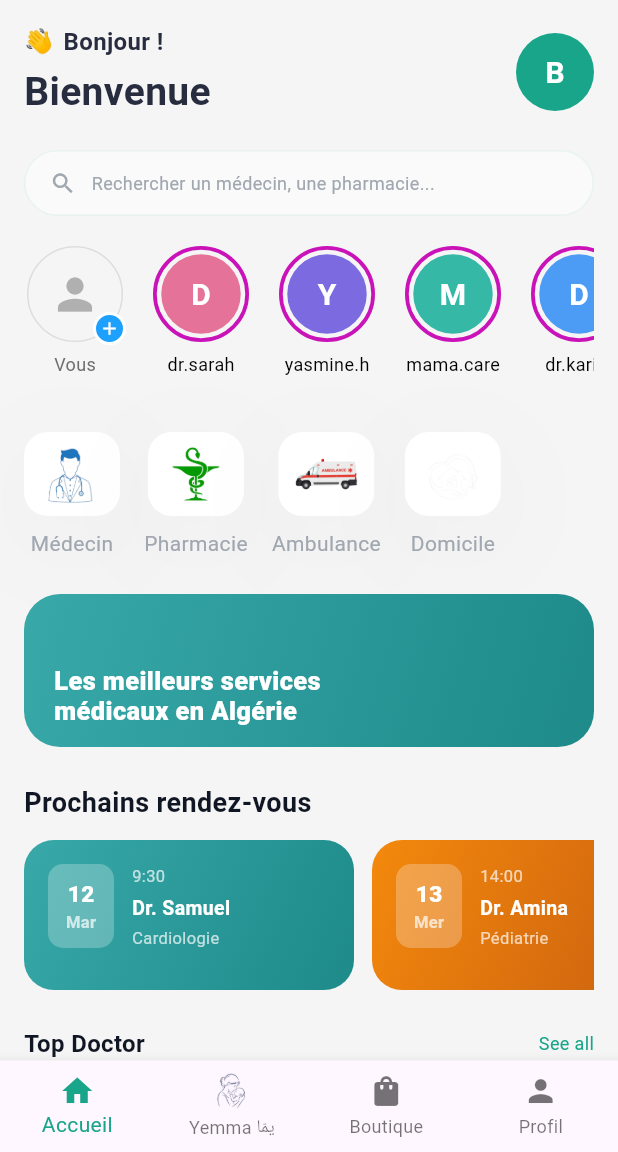
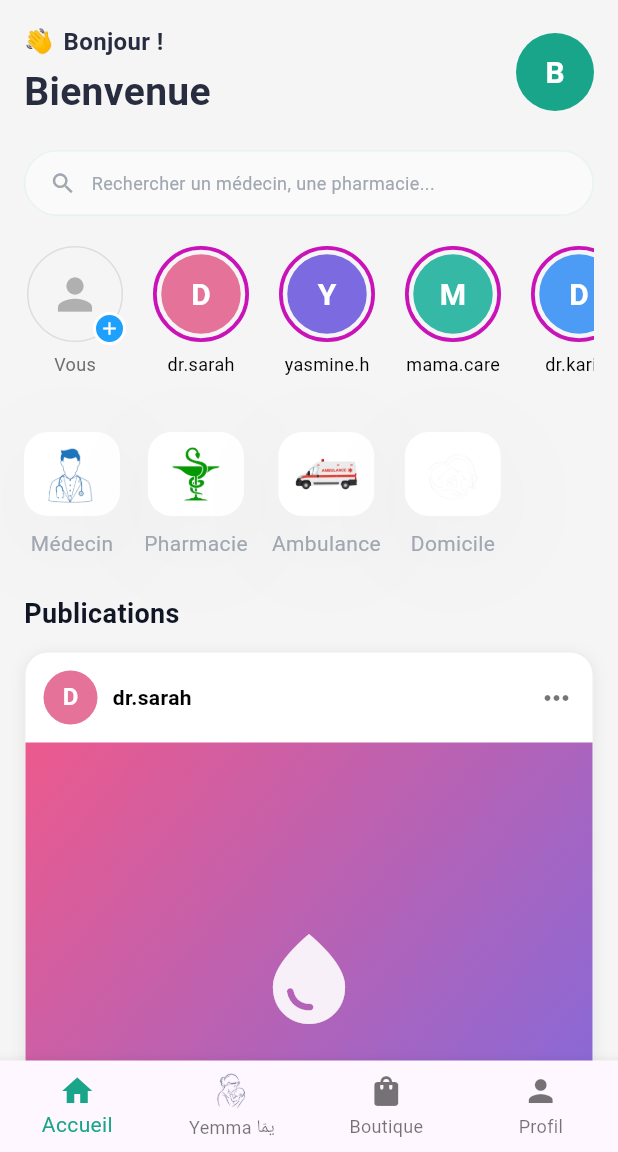
Before and after one commit to pfemoonbou-netizen/medicaclic, a Flutter app: the HomeScreen screen opened by its route, on a phone screen of 412 x 824 dp, the part 84-1236 px from its top. Run offline on Flutter 3.47's test engine with Material 3 defaults, Android fonts, the phone set to English and light mode, and no system bars; our stand-ins replace file_picker, flutter_map, geolocator, go_router, image_picker, latlong2 and 2 more; accounts and stored records are empty.

Commit message:
Remplacer bandeau vert + rendez-vous par un fil de publications
- Supprime le bandeau promo et la section "Prochains rendez-vous" de l'accueil
- Ajoute un fil de posts style reseau social (like, commentaires, sponsor)
- Cartes propres sans images reseau

Co-Authored-By: Claude Opus 4.6 <noreply@anthropic.com>
Claude-Session: https://claude.ai/code/session_011W2p4idtsPLUqPjXsb6riq

```diff
--- a/lib/screens/home/home_screen.dart
+++ b/lib/screens/home/home_screen.dart
@@ -2,6 +2,7 @@ import 'package:flutter/material.dart';
 import 'package:provider/provider.dart';
 import '../../config/supabase_config.dart';
 import 'widgets/stories_bar.dart';
+import 'widgets/social_feed.dart';
 import '../../providers/doctor_provider.dart';
 import '../../providers/yemma_provider.dart';
 import '../../utils/app_colors.dart';
@@ -359,35 +360,7 @@ class _HomeScreenState extends State<HomeScreen> {
             ),
           ),
           const SizedBox(height: 24),
-          _promoBanner(),
-          const SizedBox(height: 24),
-          const Text('Prochains rendez-vous', style: TextStyle(color: _darkText, fontSize: 18, fontWeight: FontWeight.bold)),
-          const SizedBox(height: 12),
-          SizedBox(
-            height: 100,
-            child: ListView(
-              scrollDirection: Axis.horizontal,
-              children: [
-                _appointmentCard(
-                  name: 'Dr. Samuel',
-                  specialty: 'Cardiologie',
-                  time: '9:30',
-                  day: 'Mar',
-                  date: '12',
-                  gradient: const [Color(0xFF38A8A8), Color(0xFF1E8A8A)],
-                ),
-                const SizedBox(width: 12),
-                _appointmentCard(
-                  name: 'Dr. Amina',
-                  specialty: 'Pédiatrie',
-                  time: '14:00',
-                  day: 'Mer',
-                  date: '13',
-                  gradient: const [Color(0xFFF4890D), Color(0xFFC65C0F)],
-                ),
-              ],
-            ),
-          ),
+          const SocialFeed(),
           const SizedBox(height: 24),
           Row(
             mainAxisAlignment: MainAxisAlignment.spaceBetween,
--- /dev/null
+++ b/lib/screens/home/widgets/social_feed.dart
@@ -0,0 +1,198 @@
+import 'package:flutter/material.dart';
+
+/// Fil de publications (style réseau social) pour les influenceurs / pros
+/// santé. Cartes propres, sans images réseau (visuels dégradés + icônes).
+class SocialFeed extends StatelessWidget {
+  const SocialFeed({super.key});
+
+  static const List<_Post> _posts = [
+    _Post(
+      user: 'dr.sarah',
+      avatarColor: Color(0xFFE57399),
+      caption: "Pensez à bien vous hydrater pendant la grossesse 💧 Au moins 1,5L d'eau par jour pour vous et bébé.",
+      likes: 128,
+      comments: 16,
+      timeAgo: 'il y a 30 min',
+      imageColors: [Color(0xFFEC5A8D), Color(0xFF7C6BE0)],
+      imageIcon: Icons.water_drop,
+      sponsored: true,
+    ),
+    _Post(
+      user: 'mama.care',
+      avatarColor: Color(0xFF35B8A6),
+      caption: "Le portage physiologique renforce le lien avec votre bébé et facilite son sommeil 🤱",
+      likes: 342,
+      comments: 41,
+      timeAgo: 'il y a 2 h',
+      imageColors: [Color(0xFF35B8A6), Color(0xFF4C9BF5)],
+      imageIcon: Icons.child_friendly,
+      sponsored: false,
+    ),
+    _Post(
+      user: 'dr.karim',
+      avatarColor: Color(0xFF4C9BF5),
+      caption: "3 étirements simples pour soulager le mal de dos au bureau. Enregistrez ce post ! 🧘",
+      likes: 205,
+      comments: 27,
+      timeAgo: 'il y a 5 h',
+      imageColors: [Color(0xFF4C9BF5), Color(0xFF35B8A6)],
+      imageIcon: Icons.self_improvement,
+      sponsored: false,
+    ),
+  ];
+
+  @override
+  Widget build(BuildContext context) {
+    return Column(
+      crossAxisAlignment: CrossAxisAlignment.start,
+      children: [
+        const Text('Publications', style: TextStyle(color: Color(0xFF101623), fontSize: 18, fontWeight: FontWeight.bold)),
+        const SizedBox(height: 12),
+        ..._posts.map((p) => Padding(padding: const EdgeInsets.only(bottom: 16), child: _PostCard(post: p))),
+      ],
+    );
+  }
+}
+
+class _PostCard extends StatefulWidget {
+  final _Post post;
+  const _PostCard({required this.post});
+  @override
+  State<_PostCard> createState() => _PostCardState();
+}
+
+class _PostCardState extends State<_PostCard> {
+  bool _liked = false;
+  bool _saved = false;
+
+  @override
+  Widget build(BuildContext context) {
+    final p = widget.post;
+    final likeCount = p.likes + (_liked ? 1 : 0);
+    final initial = p.user.replaceAll(RegExp(r'[^a-zA-Z]'), '').substring(0, 1).toUpperCase();
+    return Container(
+      clipBehavior: Clip.hardEdge,
+      decoration: BoxDecoration(
+        color: Colors.white,
+        borderRadius: BorderRadius.circular(16),
+        border: Border.all(color: const Color(0xFFEEEEEE)),
+        boxShadow: const [BoxShadow(color: Color(0x11000000), offset: Offset(0, 2), blurRadius: 8)],
+      ),
+      child: Column(
+        crossAxisAlignment: CrossAxisAlignment.start,
+        children: [
+          // Header
+          Padding(
+            padding: const EdgeInsets.all(12),
+            child: Row(
+              children: [
+                CircleAvatar(radius: 18, backgroundColor: p.avatarColor, child: Text(initial, style: const TextStyle(color: Colors.white, fontWeight: FontWeight.bold))),
+                const SizedBox(width: 10),
+                Expanded(child: Text(p.user, style: const TextStyle(color: Colors.black, fontSize: 14, fontWeight: FontWeight.bold))),
+                const Icon(Icons.more_horiz, color: Colors.black54),
+              ],
+            ),
+          ),
+          // Image
+          AspectRatio(
+            aspectRatio: 1.2,
+            child: Container(
+              decoration: BoxDecoration(gradient: LinearGradient(colors: p.imageColors, begin: Alignment.topLeft, end: Alignment.bottomRight)),
+              child: Center(child: Icon(p.imageIcon, color: Colors.white.withValues(alpha: 0.9), size: 72)),
+            ),
+          ),
+          // Sponsored CTA
+          if (p.sponsored)
+            Container(
+              width: double.infinity,
+              color: const Color(0xFF1EA0FF),
+              padding: const EdgeInsets.symmetric(horizontal: 12, vertical: 10),
+              child: const Row(
+                children: [
+                  Expanded(child: Text('En savoir plus', style: TextStyle(color: Colors.white, fontSize: 14, fontWeight: FontWeight.bold))),
+                  Icon(Icons.chevron_right, color: Colors.white, size: 20),
+                ],
+              ),
+            ),
+          // Actions
+          Padding(
+            padding: const EdgeInsets.fromLTRB(12, 10, 12, 0),
+            child: Row(
+              children: [
+                GestureDetector(
+                  onTap: () => setState(() => _liked = !_liked),
+                  child: Icon(_liked ? Icons.favorite : Icons.favorite_border, color: _liked ? const Color(0xFFEB5757) : Colors.black87, size: 26),
+                ),
+                const SizedBox(width: 16),
+                const Icon(Icons.mode_comment_outlined, color: Colors.black87, size: 24),
+                const SizedBox(width: 16),
+                const Icon(Icons.send_outlined, color: Colors.black87, size: 24),
+                const Spacer(),
+                GestureDetector(
+                  onTap: () => setState(() => _saved = !_saved),
+                  child: Icon(_saved ? Icons.bookmark : Icons.bookmark_border, color: Colors.black87, size: 24),
+                ),
+              ],
+            ),
+          ),
+          // Likes + caption + comments
+          Padding(
+            padding: const EdgeInsets.fromLTRB(12, 8, 12, 12),
+            child: Column(
+              crossAxisAlignment: CrossAxisAlignment.start,
+              children: [
+                Text('$likeCount J\'aime', style: const TextStyle(color: Colors.black, fontSize: 13, fontWeight: FontWeight.bold)),
+                const SizedBox(height: 6),
+                RichText(
+                  text: TextSpan(
+                    style: const TextStyle(color: Colors.black, fontSize: 14, height: 1.3),
+                    children: [
+                      TextSpan(text: '${p.user} ', style: const TextStyle(fontWeight: FontWeight.bold)),
+                      TextSpan(text: p.caption),
+                    ],
+                  ),
+                ),
+                const SizedBox(height: 6),
+                Text('Voir les ${p.comments} commentaires', style: const TextStyle(color: Color(0xFF6E6E6E), fontSize: 14)),
+                const SizedBox(height: 8),
+                Row(
+                  children: [
+                    const CircleAvatar(radius: 12, backgroundColor: Color(0xFFDDDDDD), child: Icon(Icons.person, size: 14, color: Colors.white)),
+                    const SizedBox(width: 8),
+                    const Expanded(child: Text('Ajouter un commentaire...', style: TextStyle(color: Color(0xFF6E6E6E), fontSize: 14))),
+                    const Text('❤️  🙌', style: TextStyle(fontSize: 14)),
+                  ],
+                ),
+                const SizedBox(height: 8),
+                Text(p.timeAgo, style: const TextStyle(color: Color(0xFF9A9A9A), fontSize: 12)),
+              ],
+            ),
+          ),
+        ],
+      ),
+    );
+  }
+}
+
+class _Post {
+  final String user;
+  final Color avatarColor;
+  final String caption;
+  final int likes;
+  final int comments;
+  final String timeAgo;
+  final List<Color> imageColors;
+  final IconData imageIcon;
+  final bool sponsored;
+  const _Post({
+    required this.user,
+    required this.avatarColor,
+    required this.caption,
+    required this.likes,
+    required this.comments,
+    required this.timeAgo,
+    required this.imageColors,
+    required this.imageIcon,
+    required this.sponsored,
+  });
+}
```
